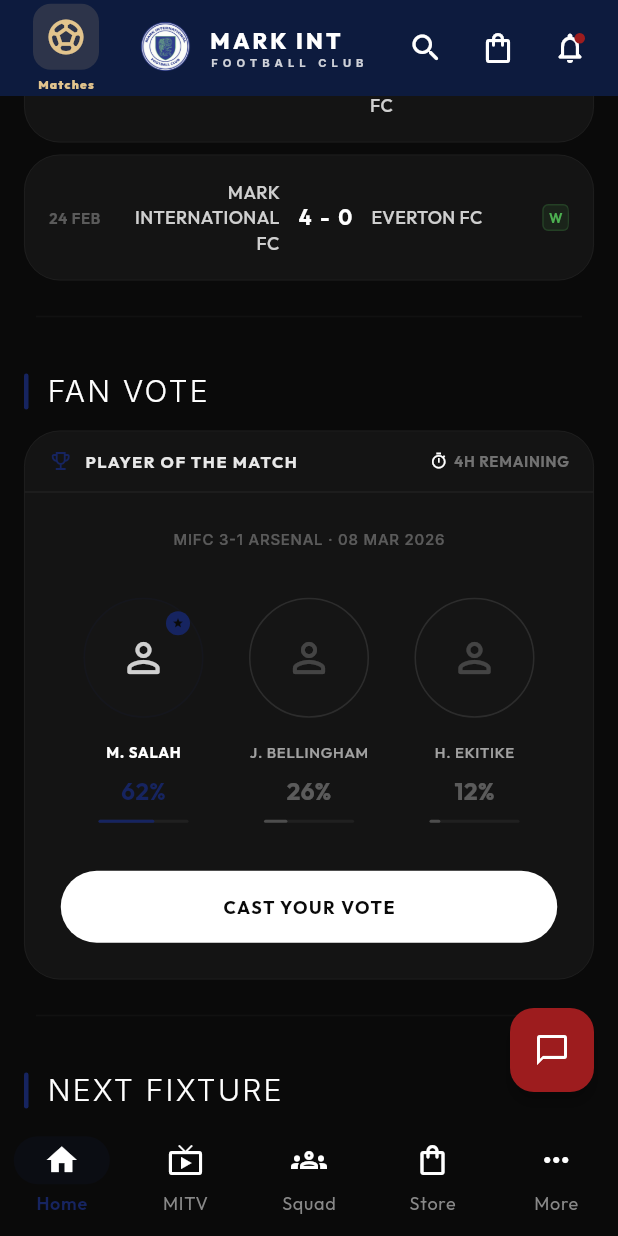
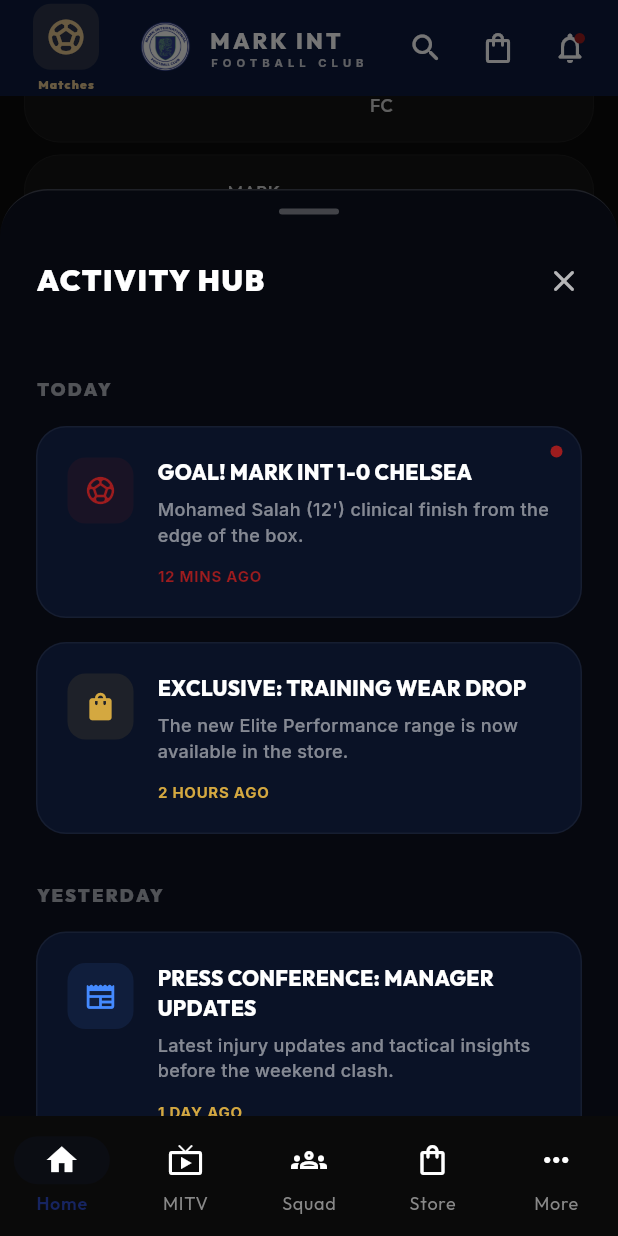
Before and after one commit to roshanalbertshaiju/markfc-app, a Flutter app: the screen it shows after launch, scrolled down 1152 dp, after a tap on the "notifications none" icon, on a phone screen of 412 x 824 dp. Run offline on Flutter 3.47's test engine with Material 3 defaults, Android fonts, the phone set to English and light mode, and no system bars; drawn by our look-alikes of flutter_animate; our stand-ins replace cached_network_image, emoji_picker_flutter, flutter_riverpod, go_router, google_fonts, screenshot and 2 more; network calls fail.

Commit message:
feat: implement a custom top bar with navigation, search, cart, and a new notification center.

```diff
--- a/lib/shared/widgets/mifc_top_bar.dart
+++ b/lib/shared/widgets/mifc_top_bar.dart
@@ -5,6 +5,7 @@
 import 'package:markfc/core/theme/mifc_colors.dart';
 import 'package:go_router/go_router.dart';
 import '../../features/store/presentation/providers/cart_provider.dart';
+import 'notification_center.dart';
 
 class MifcTopBar extends StatelessWidget implements PreferredSizeWidget {
   final double opacity;
@@ -201,7 +202,7 @@
             children: [
               IconButton(
                 icon: const Icon(Icons.notifications_none_rounded, color: MifcColors.white, size: 24),
-                onPressed: () {},
+                onPressed: () => NotificationCenter.show(context),
               ),
               Positioned(
                 right: 14,
--- /dev/null
+++ b/lib/shared/widgets/notification_center.dart
@@ -0,0 +1,269 @@
+import 'package:flutter/material.dart';
+import 'package:google_fonts/google_fonts.dart';
+import 'package:markfc/core/theme/mifc_colors.dart';
+import 'package:markfc/shared/widgets/scroll_reveal.dart';
+
+class NotificationCenter extends StatelessWidget {
+  const NotificationCenter({super.key});
+
+  static void show(BuildContext context) {
+    showModalBottomSheet(
+      context: context,
+      backgroundColor: Colors.transparent,
+      isScrollControlled: true,
+      builder: (context) => const NotificationCenter(),
+    );
+  }
+
+  @override
+  Widget build(BuildContext context) {
+    return Container(
+      height: MediaQuery.of(context).size.height * 0.75,
+      decoration: const BoxDecoration(
+        color: Color(0xFF06080F),
+        borderRadius: BorderRadius.only(
+          topLeft: Radius.circular(32),
+          topRight: Radius.circular(32),
+        ),
+        border: Border(
+          top: BorderSide(color: Colors.white10, width: 1),
+        ),
+      ),
+      child: Column(
+        children: [
+          _buildHandle(),
+          _buildHeader(context),
+          Expanded(
+            child: ListView(
+              padding: const EdgeInsets.fromLTRB(24, 8, 24, 40),
+              children: [
+                const _NotificationGroupHeader(title: 'TODAY'),
+                const ScrollReveal(
+                  child: _NotificationItem(
+                    type: NotificationType.match,
+                    title: 'GOAL! MARK INT 1-0 CHELSEA',
+                    subtitle: 'Mohamed Salah (12\') clinical finish from the edge of the box.',
+                    time: '12 MINS AGO',
+                    isLive: true,
+                  ),
+                ),
+                const ScrollReveal(
+                  delay: Duration(milliseconds: 100),
+                  child: _NotificationItem(
+                    type: NotificationType.store,
+                    title: 'EXCLUSIVE: TRAINING WEAR DROP',
+                    subtitle: 'The new Elite Performance range is now available in the store.',
+                    time: '2 HOURS AGO',
+                  ),
+                ),
+                const _NotificationGroupHeader(title: 'YESTERDAY'),
+                const ScrollReveal(
+                  delay: Duration(milliseconds: 200),
+                  child: _NotificationItem(
+                    type: NotificationType.news,
+                    title: 'PRESS CONFERENCE: MANAGER UPDATES',
+                    subtitle: 'Latest injury updates and tactical insights before the weekend clash.',
+                    time: '1 DAY AGO',
+                  ),
+                ),
+                const ScrollReveal(
+                  delay: Duration(milliseconds: 300),
+                  child: _NotificationItem(
+                    type: NotificationType.match,
+                    title: 'MATCH REVIEW: GRIMSBY 2-2 MARK INT',
+                    subtitle: 'Dive deep into the tactical analysis of Saturday\'s draw.',
+                    time: '1 DAY AGO',
+                  ),
+                ),
+              ],
+            ),
+          ),
+        ],
+      ),
+    );
+  }
+
+  Widget _buildHandle() {
+    return Center(
+      child: Container(
+        margin: const EdgeInsets.symmetric(vertical: 12),
+        width: 40,
+        height: 4,
+        decoration: BoxDecoration(
+          color: Colors.white24,
+          borderRadius: BorderRadius.circular(2),
+        ),
+      ),
+    );
+  }
+
+  Widget _buildHeader(BuildContext context) {
+    return Padding(
+      padding: const EdgeInsets.fromLTRB(24, 8, 12, 16),
+      child: Row(
+        mainAxisAlignment: MainAxisAlignment.spaceBetween,
+        children: [
+          Text(
+            'ACTIVITY HUB',
+            style: GoogleFonts.outfit(
+              fontSize: 20,
+              fontWeight: FontWeight.w900,
+              color: Colors.white,
+              letterSpacing: 1.0,
+            ),
+          ),
+          IconButton(
+            icon: const Icon(Icons.close_rounded, color: Colors.white70),
+            onPressed: () => Navigator.pop(context),
+          ),
+        ],
+      ),
+    );
+  }
+}
+
+enum NotificationType { match, news, store }
+
+class _NotificationItem extends StatelessWidget {
+  final NotificationType type;
+  final String title;
+  final String subtitle;
+  final String time;
+  final bool isLive;
+
+  const _NotificationItem({
+    required this.type,
+    required this.title,
+    required this.subtitle,
+    required this.time,
+    this.isLive = false,
+  });
+
+  @override
+  Widget build(BuildContext context) {
+    return Container(
+      margin: const EdgeInsets.only(bottom: 16),
+      decoration: BoxDecoration(
+        color: const Color(0xFF0D1B3E).withValues(alpha: 0.5),
+        borderRadius: BorderRadius.circular(20),
+        border: Border.all(color: Colors.white.withValues(alpha: 0.05)),
+      ),
+      child: Stack(
+        children: [
+          if (isLive)
+            Positioned(
+              top: 12,
+              right: 12,
+              child: Container(
+                width: 8,
+                height: 8,
+                decoration: const BoxDecoration(
+                  color: MifcColors.crimson,
+                  shape: BoxShape.circle,
+                ),
+              ),
+            ),
+          Padding(
+            padding: const EdgeInsets.all(20),
+            child: Row(
+              crossAxisAlignment: CrossAxisAlignment.start,
+              children: [
+                _buildIcon(),
+                const SizedBox(width: 16),
+                Expanded(
+                  child: Column(
+                    crossAxisAlignment: CrossAxisAlignment.start,
+                    children: [
+                      Text(
+                        title,
+                        style: GoogleFonts.outfit(
+                          fontSize: 14,
+                          fontWeight: FontWeight.w800,
+                          color: Colors.white,
+                          letterSpacing: 0.2,
+                        ),
+                      ),
+                      const SizedBox(height: 6),
+                      Text(
+                        subtitle,
+                        style: GoogleFonts.inter(
+                          fontSize: 12,
+                          color: Colors.white.withValues(alpha: 0.5),
+                          height: 1.4,
+                          fontWeight: FontWeight.w500,
+                        ),
+                      ),
+                      const SizedBox(height: 12),
+                      Text(
+                        time,
+                        style: GoogleFonts.inter(
+                          fontSize: 10,
+                          fontWeight: FontWeight.w700,
+                          color: type == NotificationType.match
+                            ? MifcColors.crimson
+                            : const Color(0xFFD4A840),
+                          letterSpacing: 0.5,
+                        ),
+                      ),
+                    ],
+                  ),
+                ),
+              ],
+            ),
+          ),
+        ],
+      ),
+    );
+  }
+
+  Widget _buildIcon() {
+    IconData icon;
+    Color color;
+
+    switch (type) {
+      case NotificationType.match:
+        icon = Icons.sports_soccer_rounded;
+        color = MifcColors.crimson;
+        break;
+      case NotificationType.news:
+        icon = Icons.newspaper_rounded;
+        color = Colors.blueAccent;
+        break;
+      case NotificationType.store:
+        icon = Icons.shopping_bag_rounded;
+        color = const Color(0xFFD4A840);
+        break;
+    }
+
+    return Container(
+      width: 44,
+      height: 44,
+      decoration: BoxDecoration(
+        color: color.withValues(alpha: 0.1),
+        borderRadius: BorderRadius.circular(12),
+      ),
+      child: Icon(icon, color: color, size: 22),
+    );
+  }
+}
+
+class _NotificationGroupHeader extends StatelessWidget {
+  final String title;
+  const _NotificationGroupHeader({required this.title});
+
+  @override
+  Widget build(BuildContext context) {
+    return Padding(
+      padding: const EdgeInsets.symmetric(vertical: 16),
+      child: Text(
+        title,
+        style: GoogleFonts.outfit(
+          fontSize: 12,
+          fontWeight: FontWeight.w900,
+          color: Colors.white.withValues(alpha: 0.3),
+          letterSpacing: 1.5,
+        ),
+      ),
+    );
+  }
+}
```
